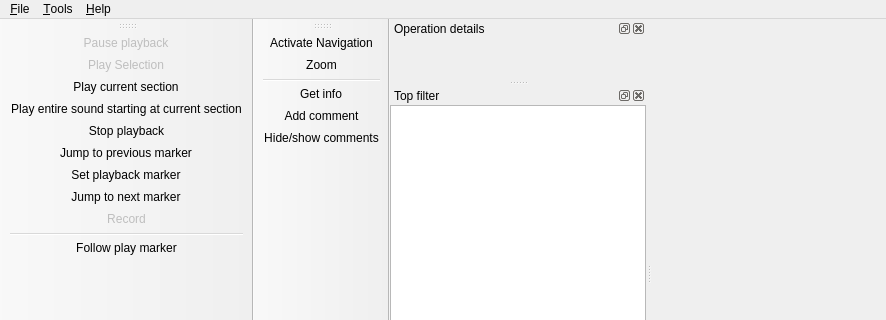
Above: ui/mainwindow.ui from gustafsson/freq before the change; both pictures show x 0 to 886 and y 0 to 320 of the 886 by 526 pixel window. Below: the same form after it.
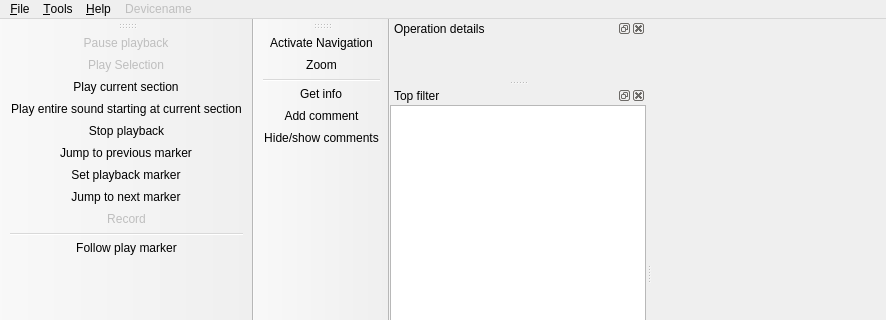
That is the form after the change. Icons and pictures are not drawn. Custom widgets are drawn as their Qt base class.

Commit message: Always displays current device name in menu bar.

What changed in the file:
```diff
--- a/ui/mainwindow.ui
+++ b/ui/mainwindow.ui
@@ -118,9 +118,18 @@
     <addaction name="actionMuchdifferent_com"/>
     <addaction name="actionAbout"/>
    </widget>
+   <widget class="QMenu" name="menuDevicename">
+    <property name="enabled">
+     <bool>false</bool>
+    </property>
+    <property name="title">
+     <string>Devicename</string>
+    </property>
+   </widget>
    <addaction name="menuFile"/>
    <addaction name="menuTools"/>
    <addaction name="menuHelp"/>
+   <addaction name="menuDevicename"/>
   </widget>
   <widget class="QDockWidget" name="toolPropertiesWindow">
    <property name="windowTitle">
```
The commit also changes 1 other file.
